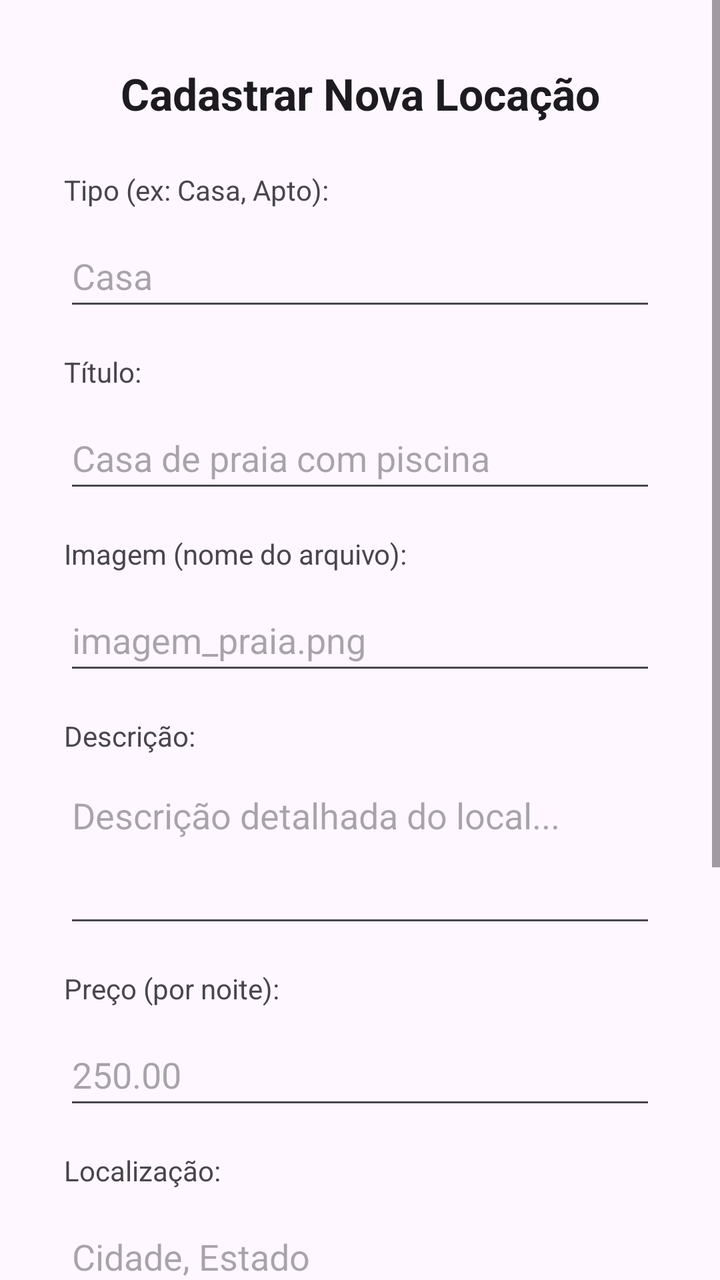
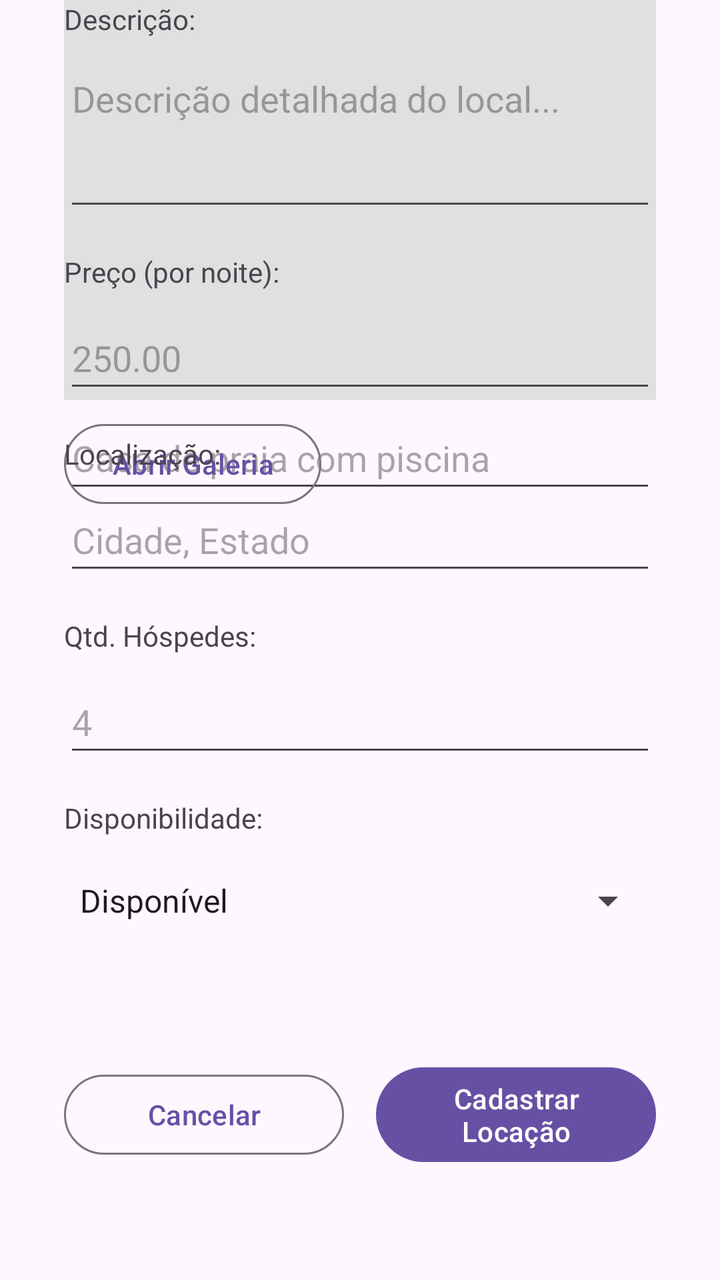

An Android layout rendered at two revisions. The XML below is the earlier revision; the diff shows what the commit changed to produce the second picture.
<!-- AndroidManifest.xml: application theme Theme.GoVacation -->
<!-- res/layout/activity_cadastrar_locs.xml -->
<?xml version="1.0" encoding="utf-8"?>
<ScrollView xmlns:android="http://schemas.android.com/apk/res/android"
    xmlns:app="http://schemas.android.com/apk/res-auto"
    xmlns:tools="http://schemas.android.com/tools"
    android:layout_width="match_parent"
    android:layout_height="match_parent"
    android:fillViewport="true">

    <androidx.constraintlayout.widget.ConstraintLayout
        android:layout_width="match_parent"
        android:layout_height="wrap_content"
        tools:context=".CadastrarLocs">

        <TextView
            android:id="@+id/tvTituloCadastrar"
            android:layout_width="wrap_content"
            android:layout_height="wrap_content"
            android:layout_marginTop="32dp"
            android:text="Cadastrar Nova Locação"
            android:textAppearance="@style/TextAppearance.AppCompat.Large"
            android:textStyle="bold"
            app:layout_constraintEnd_toEndOf="parent"
            app:layout_constraintStart_toStartOf="parent"
            app:layout_constraintTop_toTopOf="parent" />

        <TextView
            android:id="@+id/tvLabelTipoLoc"
            android:layout_width="wrap_content"
            android:layout_height="wrap_content"
            android:layout_marginTop="24dp"
            android:text="Tipo (ex: Casa, Apto):"
            app:layout_constraintStart_toStartOf="@+id/edTipoLocCad"
            app:layout_constraintTop_toBottomOf="@+id/tvTituloCadastrar" />

        <EditText
            android:id="@+id/edTipoLocCad"
            android:layout_width="0dp"
            android:layout_height="wrap_content"
            android:layout_marginStart="32dp"
            android:layout_marginTop="8dp"
            android:layout_marginEnd="32dp"
            android:hint="Casa"
            android:inputType="text"
            android:minHeight="48dp"
            app:layout_constraintEnd_toEndOf="parent"
            app:layout_constraintStart_toStartOf="parent"
            app:layout_constraintTop_toBottomOf="@+id/tvLabelTipoLoc" />

        <TextView
            android:id="@+id/tvLabelTituloLoc"
            android:layout_width="wrap_content"
            android:layout_height="wrap_content"
            android:layout_marginTop="16dp"
            android:text="Título:"
            app:layout_constraintStart_toStartOf="@+id/edTituloLocCad"
            app:layout_constraintTop_toBottomOf="@+id/edTipoLocCad" />

        <EditText
            android:id="@+id/edTituloLocCad"
            android:layout_width="0dp"
            android:layout_height="wrap_content"
            android:layout_marginTop="8dp"
            android:hint="Casa de praia com piscina"
            android:inputType="textCapSentences"
            android:minHeight="48dp"
            app:layout_constraintEnd_toEndOf="@+id/edTipoLocCad"
            app:layout_constraintStart_toStartOf="@+id/edTipoLocCad"
            app:layout_constraintTop_toBottomOf="@+id/tvLabelTituloLoc" />

        <TextView
            android:id="@+id/tvLabelImagemLoc"
            android:layout_width="wrap_content"
            android:layout_height="wrap_content"
            android:layout_marginTop="16dp"
            android:text="Imagem (nome do arquivo):"
            app:layout_constraintStart_toStartOf="@+id/edImagemLocCad"
            app:layout_constraintTop_toBottomOf="@+id/edTituloLocCad" />

        <EditText
            android:id="@+id/edImagemLocCad"
            android:layout_width="0dp"
            android:layout_height="wrap_content"
            android:layout_marginTop="8dp"
            android:hint="imagem_praia.png"
            android:inputType="text"
            android:minHeight="48dp"
            app:layout_constraintEnd_toEndOf="@+id/edTipoLocCad"
            app:layout_constraintStart_toStartOf="@+id/edTipoLocCad"
            app:layout_constraintTop_toBottomOf="@+id/tvLabelImagemLoc" />

        <TextView
            android:id="@+id/tvLabelDescrLoc"
            android:layout_width="wrap_content"
            android:layout_height="wrap_content"
            android:layout_marginTop="16dp"
            android:text="Descrição:"
            app:layout_constraintStart_toStartOf="@+id/edDescrLocCad"
            app:layout_constraintTop_toBottomOf="@+id/edImagemLocCad" />

        <EditText
            android:id="@+id/edDescrLocCad"
            android:layout_width="0dp"
            android:layout_height="wrap_content"
            android:layout_marginTop="8dp"
            android:gravity="top|start"
            android:hint="Descrição detalhada do local..."
            android:inputType="textMultiLine"
            android:lines="3"
            android:minHeight="48dp"
            app:layout_constraintEnd_toEndOf="@+id/edTipoLocCad"
            app:layout_constraintStart_toStartOf="@+id/edTipoLocCad"
            app:layout_constraintTop_toBottomOf="@+id/tvLabelDescrLoc" />

        <TextView
            android:id="@+id/tvLabelPrecoLoc"
            android:layout_width="wrap_content"
            android:layout_height="wrap_content"
            android:layout_marginTop="16dp"
            android:text="Preço (por noite):"
            app:layout_constraintStart_toStartOf="@+id/edPrecoLocCad"
            app:layout_constraintTop_toBottomOf="@+id/edDescrLocCad" />

        <EditText
            android:id="@+id/edPrecoLocCad"
            android:layout_width="0dp"
            android:layout_height="wrap_content"
            android:layout_marginTop="8dp"
            android:hint="250.00"
            android:inputType="numberDecimal"
            android:minHeight="48dp"
            app:layout_constraintEnd_toEndOf="@+id/edTipoLocCad"
            app:layout_constraintStart_toStartOf="@+id/edTipoLocCad"
            app:layout_constraintTop_toBottomOf="@+id/tvLabelPrecoLoc" />

        <TextView
            android:id="@+id/tvLabelLocalLoc"
            android:layout_width="wrap_content"
            android:layout_height="wrap_content"
            android:layout_marginTop="16dp"
            android:text="Localização:"
            app:layout_constraintStart_toStartOf="@+id/edLocalLocCad"
            app:layout_constraintTop_toBottomOf="@+id/edPrecoLocCad" />

        <EditText
            android:id="@+id/edLocalLocCad"
            android:layout_width="0dp"
            android:layout_height="wrap_content"
            android:layout_marginTop="8dp"
            android:hint="Cidade, Estado"
            android:inputType="text"
            android:minHeight="48dp"
            app:layout_constraintEnd_toEndOf="@+id/edTipoLocCad"
            app:layout_constraintStart_toStartOf="@+id/edTipoLocCad"
            app:layout_constraintTop_toBottomOf="@+id/tvLabelLocalLoc" />

        <TextView
            android:id="@+id/tvLabelHospedesLoc"
            android:layout_width="wrap_content"
            android:layout_height="wrap_content"
            android:layout_marginTop="16dp"
            android:text="Qtd. Hóspedes:"
            app:layout_constraintStart_toStartOf="@+id/edHospedesLocCad"
            app:layout_constraintTop_toBottomOf="@+id/edLocalLocCad" />

        <EditText
            android:id="@+id/edHospedesLocCad"
            android:layout_width="0dp"
            android:layout_height="wrap_content"
            android:layout_marginTop="8dp"
            android:hint="4"
            android:inputType="number"
            android:minHeight="48dp"
            app:layout_constraintEnd_toEndOf="@+id/edTipoLocCad"
            app:layout_constraintStart_toStartOf="@+id/edTipoLocCad"
            app:layout_constraintTop_toBottomOf="@+id/tvLabelHospedesLoc" />

        <TextView
            android:id="@+id/tvLabelDispLoc"
            android:layout_width="wrap_content"
            android:layout_height="wrap_content"
            android:layout_marginTop="16dp"
            android:text="Disponibilidade (ex: Imediata):"
            app:layout_constraintStart_toStartOf="@+id/edDispLocCad"
            app:layout_constraintTop_toBottomOf="@+id/edHospedesLocCad" />

        <EditText
            android:id="@+id/edDispLocCad"
            android:layout_width="0dp"
            android:layout_height="wrap_content"
            android:layout_marginTop="8dp"
            android:hint="Imediata"
            android:inputType="text"
            android:minHeight="48dp"
            app:layout_constraintEnd_toEndOf="@+id/edTipoLocCad"
            app:layout_constraintStart_toStartOf="@+id/edTipoLocCad"
            app:layout_constraintTop_toBottomOf="@+id/tvLabelDispLoc" />

        <Button
            android:id="@+id/btCancelarCadastro"
            style="?attr/materialButtonOutlinedStyle"
            android:layout_width="0dp"
            android:layout_height="wrap_content"
            android:layout_marginTop="32dp"
            android:layout_marginEnd="8dp"
            android:layout_marginBottom="32dp"
            android:text="Cancelar"
            app:layout_constraintBottom_toBottomOf="parent"
            app:layout_constraintEnd_toStartOf="@+id/btSalvarCadastro"
            app:layout_constraintHorizontal_bias="0.5"
            app:layout_constraintStart_toStartOf="@+id/edDispLocCad"
            app:layout_constraintTop_toBottomOf="@+id/edDispLocCad" />

        <Button
            android:id="@+id/btSalvarCadastro"
            android:layout_width="0dp"
            android:layout_height="wrap_content"
            android:layout_marginStart="8dp"
            android:text="Cadastrar Locação"
            app:layout_constraintBottom_toBottomOf="@+id/btCancelarCadastro"
            app:layout_constraintEnd_toEndOf="@+id/edDispLocCad"
            app:layout_constraintHorizontal_bias="0.5"
            app:layout_constraintStart_toEndOf="@+id/btCancelarCadastro"
            app:layout_constraintTop_toTopOf="@+id/btCancelarCadastro" />

    </androidx.constraintlayout.widget.ConstraintLayout>
</ScrollView>
<!-- resources referenced by this layout -->
<resources>
  <style name="Theme.GoVacation" parent="Base.Theme.GoVacation" />
  <style name="Base.Theme.GoVacation" parent="Theme.Material3.DayNight.NoActionBar">
          
          
      </style>
</resources>

<!-- the commit's change to res/layout/activity_cadastrar_locs.xml (unified diff, before → after) -->
@@ -67,26 +67,26 @@
             app:layout_constraintStart_toStartOf="@+id/edTipoLocCad"
             app:layout_constraintTop_toBottomOf="@+id/tvLabelTituloLoc" />
 
-        <TextView
-            android:id="@+id/tvLabelImagemLoc"
-            android:layout_width="wrap_content"
-            android:layout_height="wrap_content"
-            android:layout_marginTop="16dp"
-            android:text="Imagem (nome do arquivo):"
-            app:layout_constraintStart_toStartOf="@+id/edImagemLocCad"
-            app:layout_constraintTop_toBottomOf="@+id/edTituloLocCad" />
-
-        <EditText
-            android:id="@+id/edImagemLocCad"
-            android:layout_width="0dp"
-            android:layout_height="wrap_content"
-            android:layout_marginTop="8dp"
-            android:hint="imagem_praia.png"
-            android:inputType="text"
-            android:minHeight="48dp"
-            app:layout_constraintEnd_toEndOf="@+id/edTipoLocCad"
-            app:layout_constraintStart_toStartOf="@+id/edTipoLocCad"
+        <ImageView
+            android:id="@+id/ivPreviewLocacao"
+            android:layout_width="0dp"
+            android:layout_height="200dp"
+            android:layout_marginTop="8dp"
+            android:scaleType="centerCrop"
+            android:background="#E0E0E0"
+            app:layout_constraintEnd_toEndOf="@+id/edTituloLocCad"
+            app:layout_constraintStart_toStartOf="@+id/edTituloLocCad"
             app:layout_constraintTop_toBottomOf="@+id/tvLabelImagemLoc" />
+
+        <Button
+            android:id="@+id/btnEscolherImagem"
+            style="?attr/materialButtonOutlinedStyle"
+            android:layout_width="wrap_content"
+            android:layout_height="wrap_content"
+            android:layout_marginTop="8dp"
+            android:text="Abrir Galeria"
+            app:layout_constraintStart_toStartOf="@+id/ivPreviewLocacao"
+            app:layout_constraintTop_toBottomOf="@+id/ivPreviewLocacao" />
 
         <TextView
             android:id="@+id/tvLabelDescrLoc"
@@ -179,18 +179,18 @@
             android:layout_width="wrap_content"
             android:layout_height="wrap_content"
             android:layout_marginTop="16dp"
-            android:text="Disponibilidade (ex: Imediata):"
-            app:layout_constraintStart_toStartOf="@+id/edDispLocCad"
+            android:text="Disponibilidade:"
+            app:layout_constraintStart_toStartOf="@+id/spDispLocCad"
             app:layout_constraintTop_toBottomOf="@+id/edHospedesLocCad" />
 
-        <EditText
-            android:id="@+id/edDispLocCad"
-            android:layout_width="0dp"
-            android:layout_height="wrap_content"
-            android:layout_marginTop="8dp"
-            android:hint="Imediata"
-            android:inputType="text"
-            android:minHeight="48dp"
+        <Spinner
+            android:id="@+id/spDispLocCad"
+            android:layout_width="0dp"
+            android:layout_height="wrap_content"
+            android:layout_marginTop="8dp"
+            android:minHeight="48dp"
+            android:entries="@array/array_disponibilidade"
+            android:spinnerMode="dropdown"
             app:layout_constraintEnd_toEndOf="@+id/edTipoLocCad"
             app:layout_constraintStart_toStartOf="@+id/edTipoLocCad"
             app:layout_constraintTop_toBottomOf="@+id/tvLabelDispLoc" />
@@ -207,8 +207,8 @@
             app:layout_constraintBottom_toBottomOf="parent"
             app:layout_constraintEnd_toStartOf="@+id/btSalvarCadastro"
             app:layout_constraintHorizontal_bias="0.5"
-            app:layout_constraintStart_toStartOf="@+id/edDispLocCad"
-            app:layout_constraintTop_toBottomOf="@+id/edDispLocCad" />
+            app:layout_constraintStart_toStartOf="@+id/spDispLocCad"
+            app:layout_constraintTop_toBottomOf="@+id/spDispLocCad" />
 
         <Button
             android:id="@+id/btSalvarCadastro"
@@ -217,7 +217,7 @@
             android:layout_marginStart="8dp"
             android:text="Cadastrar Locação"
             app:layout_constraintBottom_toBottomOf="@+id/btCancelarCadastro"
-            app:layout_constraintEnd_toEndOf="@+id/edDispLocCad"
+            app:layout_constraintEnd_toEndOf="@+id/spDispLocCad"
             app:layout_constraintHorizontal_bias="0.5"
             app:layout_constraintStart_toEndOf="@+id/btCancelarCadastro"
             app:layout_constraintTop_toTopOf="@+id/btCancelarCadastro" />
<!-- resource entries referenced after the edit -->
@@ -1,5 +1,9 @@
 <!-- resources referenced by this layout -->
 <resources>
+  <string-array name="array_disponibilidade">
+          <item>Disponível</item>
+          <item>Indisponível</item>
+      </string-array>
   <style name="Theme.GoVacation" parent="Base.Theme.GoVacation" />
   <style name="Base.Theme.GoVacation" parent="Theme.Material3.DayNight.NoActionBar">
           
